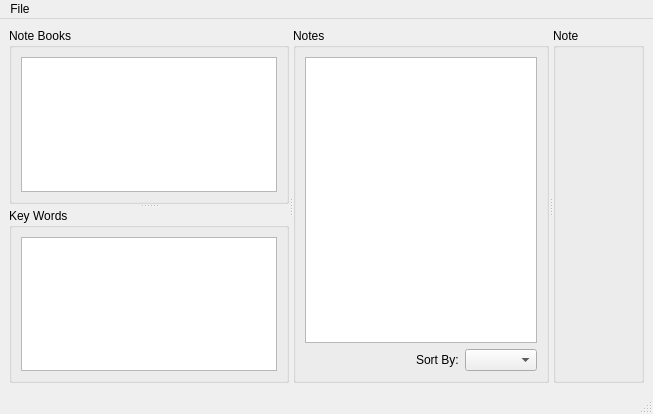
Old version of the form jezen/jezen.ui in the repository HazenBabcock/APyEC.
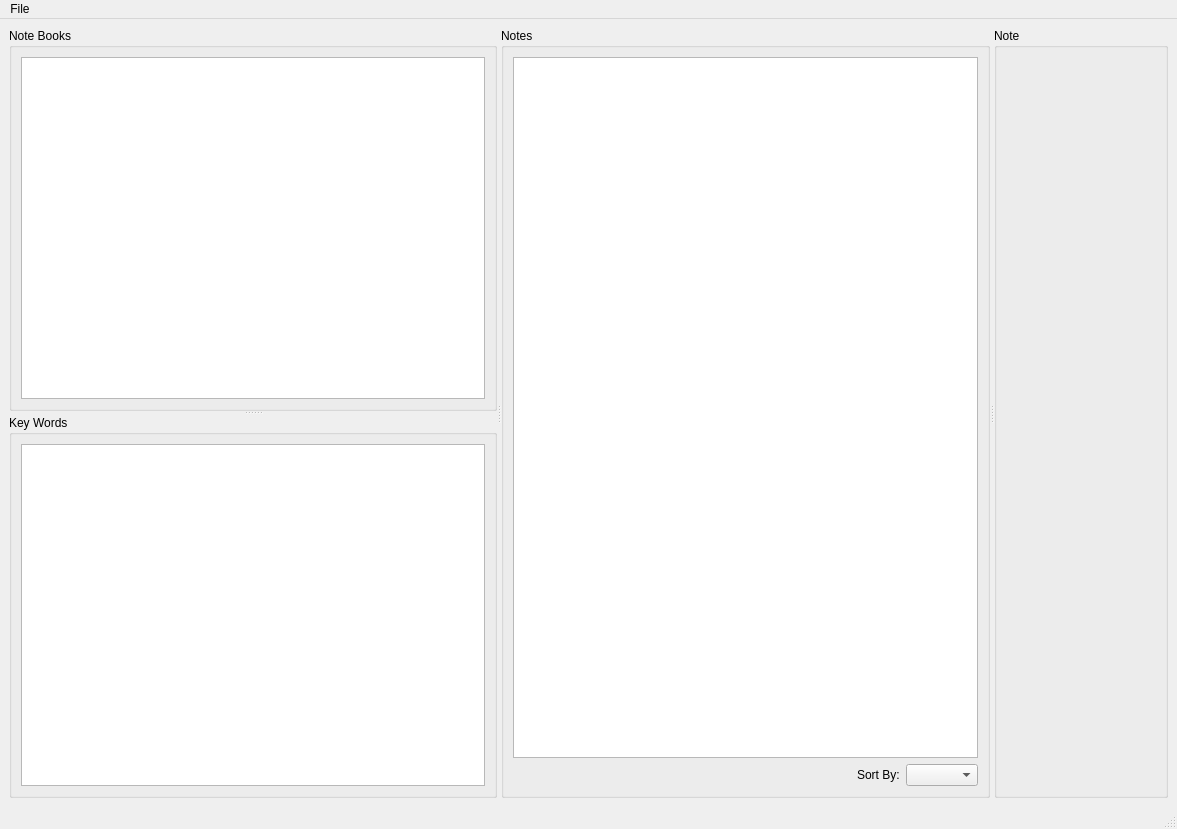
New version of the form. Custom widgets are drawn as their Qt base class.

```diff
--- a/jezen/jezen.ui
+++ b/jezen/jezen.ui
@@ -6,8 +6,8 @@
    <rect>
     <x>0</x>
     <y>0</y>
-    <width>653</width>
-    <height>414</height>
+    <width>1177</width>
+    <height>829</height>
    </rect>
   </property>
   <property name="windowTitle">
@@ -162,7 +162,7 @@
     <rect>
      <x>0</x>
      <y>0</y>
-     <width>653</width>
+     <width>1177</width>
      <height>26</height>
     </rect>
    </property>
```
Left out of the diff: 2 changed lines with no effect on the pictures.
